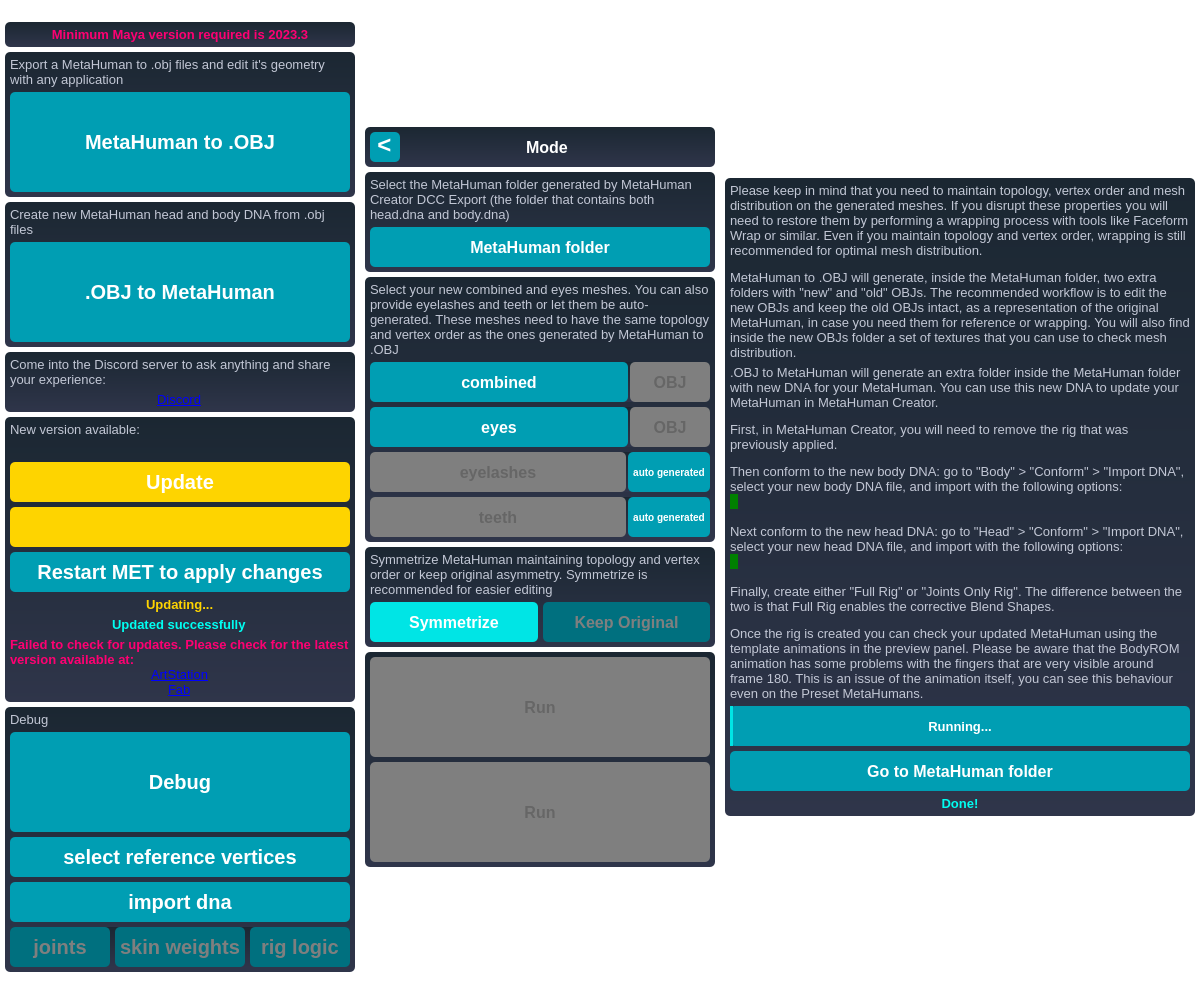
Above: MetaHumanExtraTools/met_main_window.ui from virtual-pancakes/met before the change. Below: the same form after it.
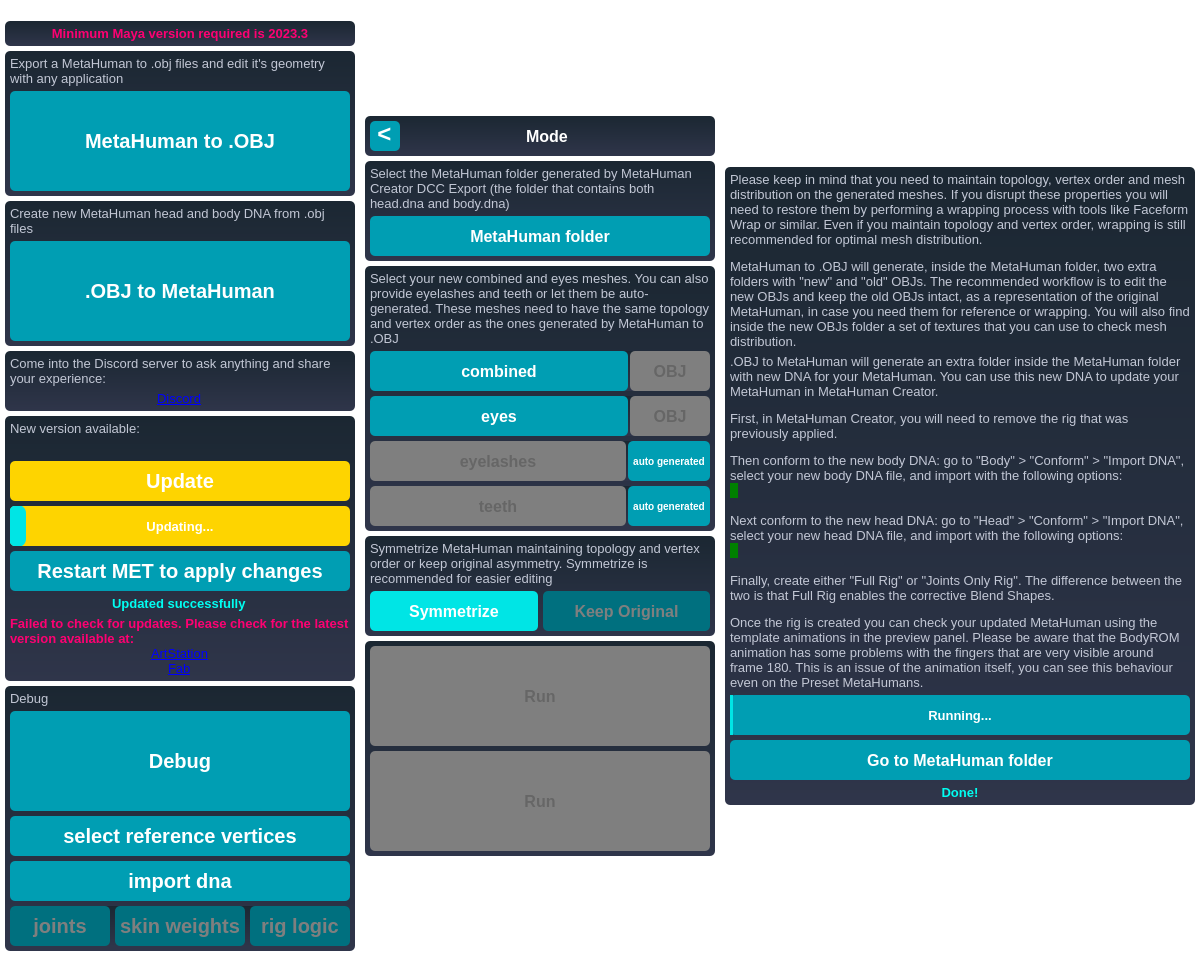
That is the form after the change. Icons and pictures are not drawn.

```diff
--- a/MetaHumanExtraTools/met_main_window.ui
+++ b/MetaHumanExtraTools/met_main_window.ui
@@ -7,7 +7,7 @@
     <x>0</x>
     <y>0</y>
     <width>1200</width>
-    <height>994</height>
+    <height>972</height>
    </rect>
   </property>
   <property name="sizePolicy">
@@ -983,10 +983,13 @@
 }</string>
             </property>
             <property name="value">
-             <number>0</number>
+             <number>5</number>
+            </property>
+            <property name="alignment">
+             <set>Qt::AlignCenter</set>
             </property>
             <property name="format">
-             <string/>
+             <string>Updating...</string>
             </property>
            </widget>
           </item>
@@ -1015,16 +1018,6 @@
             </property>
            </widget>
           </item>
-          <item alignment="Qt::AlignHCenter">
-           <widget class="QLabel" name="updating_label">
-            <property name="styleSheet">
-             <string notr="true">color: hsl(50, 100%, 50%); font-weight: bold</string>
-            </property>
-            <property name="text">
-             <string>Updating...</string>
-            </property>
-           </widget>
-          </item>
           <item alignment="Qt::AlignHCenter">
            <widget class="QLabel" name="updated_successfully_label">
             <property name="styleSheet">
```
